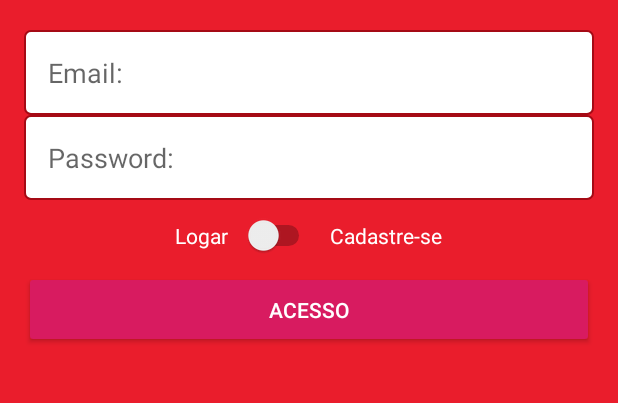
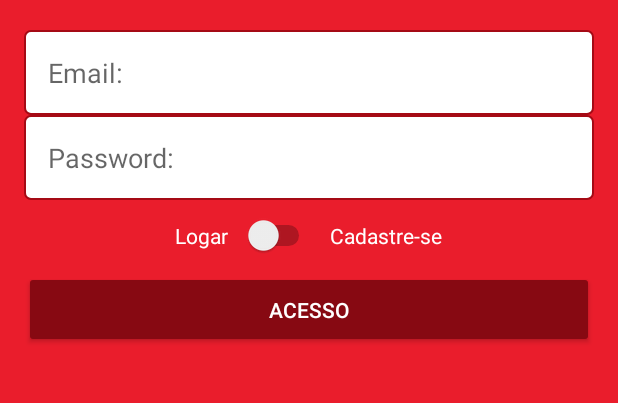
Before and after one commit to Leozin89python/IFood-Clone, an Android app: the screen it shows after launch (authActivity), on a phone screen of 412 x 824 dp, the part 556-959 px from its top. Run offline under Robolectric (Android 15) with nearby library versions, the phone set to English and light mode, and no system bars.

Commit message:
Ifood v1.1.2

```diff
--- a/src/main/res/values/styles.xml
+++ b/src/main/res/values/styles.xml
@@ -9,8 +9,8 @@
     </style>
 
     <style name="botaoPadrao" parent="Theme.AppCompat.Light" >
-        <item name="colorControlHighlight">#ff404e</item>
-        <item name="colorButtonNormal">@color/colorAccent</item>
+        <item name="colorControlHighlight">@color/colorAccent</item>
+        <item name="colorButtonNormal">@color/colorPrimaryDark</item>
         <item name="android:textColor">@android:color/white</item>
     </style>
 
```
